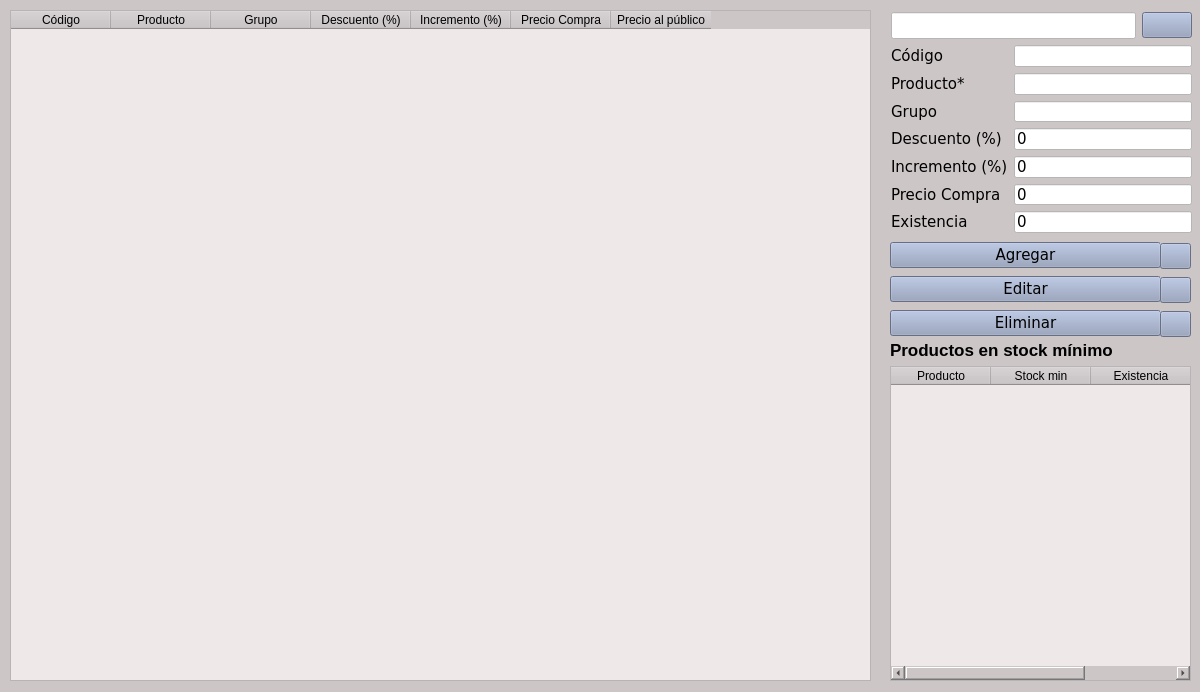
jesusArteaga17/FerreteriaGuerreroPython, file productos.ui: the form before one commit.
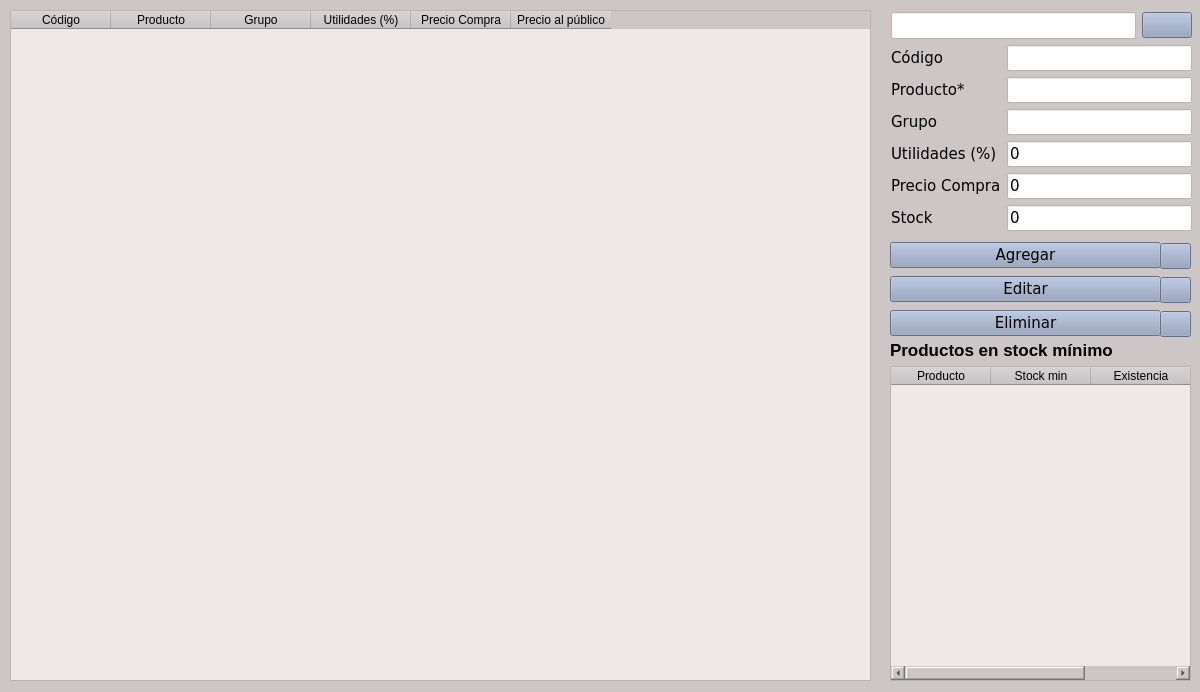
The form after the commit. Icons and pictures are not drawn.

Patch:
```diff
--- a/productos.ui
+++ b/productos.ui
@@ -71,12 +71,7 @@
    </column>
    <column>
     <property name="text">
-     <string>Descuento (%)</string>
-    </property>
-   </column>
-   <column>
-    <property name="text">
-     <string>Incremento (%)</string>
+     <string>Utilidades (%)</string>
     </property>
    </column>
    <column>
@@ -306,9 +301,9 @@
        <widget class="QLineEdit" name="grupo"/>
       </item>
       <item row="3" column="0">
-       <widget class="QLabel" name="label_4">
+       <widget class="QLabel" name="label_5">
         <property name="text">
-         <string>Descuento (%)</string>
+         <string>Utilidades (%)</string>
         </property>
        </widget>
       </item>
@@ -320,42 +315,28 @@
        </widget>
       </item>
       <item row="4" column="0">
-       <widget class="QLabel" name="label_5">
-        <property name="text">
-         <string>Incremento (%)</string>
-        </property>
-       </widget>
-      </item>
-      <item row="4" column="1">
-       <widget class="QLineEdit" name="incremento">
-        <property name="text">
-         <string>0</string>
-        </property>
-       </widget>
-      </item>
-      <item row="5" column="0">
        <widget class="QLabel" name="label_6">
         <property name="text">
          <string>Precio Compra</string>
         </property>
        </widget>
       </item>
-      <item row="5" column="1">
+      <item row="4" column="1">
        <widget class="QLineEdit" name="preciocompra">
         <property name="text">
          <string>0</string>
         </property>
        </widget>
       </item>
-      <item row="6" column="0">
+      <item row="5" column="0">
        <widget class="QLabel" name="label_10">
         <property name="text">
-         <string>Existencia</string>
+         <string>Stock</string>
         </property>
        </widget>
       </item>
-      <item row="6" column="1">
-       <widget class="QLineEdit" name="existencia">
+      <item row="5" column="1">
+       <widget class="QLineEdit" name="stock">
         <property name="text">
          <string>0</string>
         </property>
```
Left out of the diff: 7 changed lines with no effect on the pictures.
